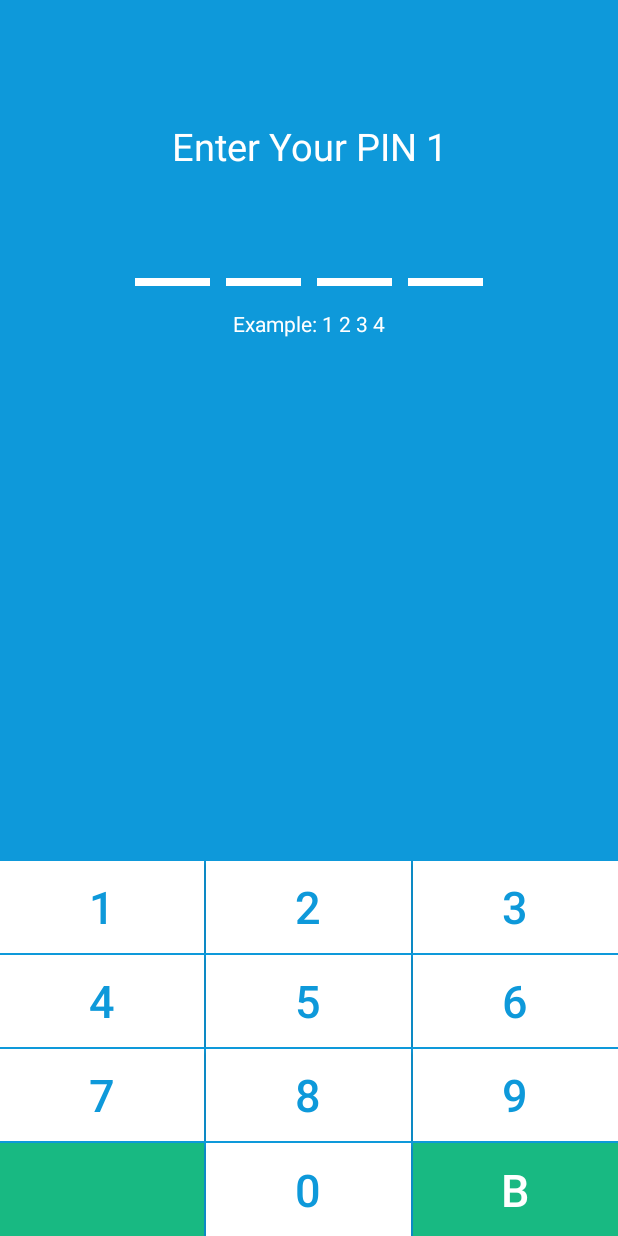
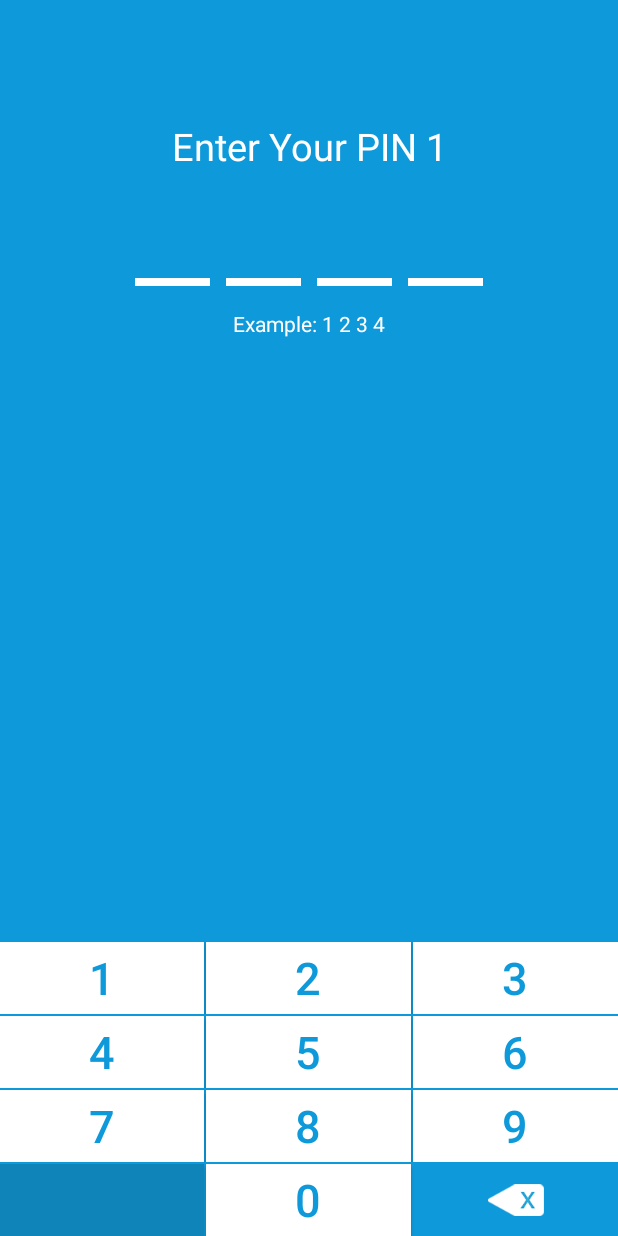
Before and after one commit to dhutapratama/IMMEclient, an Android app: the layout content_pin.xml on its own in the app's theme, with its tools: preview values and no code run, on a phone screen of 412 x 824 dp. Run offline under Robolectric (Android 15) with nearby library versions, the light colour scheme and no system bars.

Commit message:
Update payment method dan UX
Masih ada bug pada tombol back

```diff
--- a/app/src/main/AndroidManifest.xml
+++ b/app/src/main/AndroidManifest.xml
@@ -240,7 +240,7 @@
         <activity
             android:name=".Send_pay_details"
             android:label="@string/title_activity_send_pay_details"
-            android:parentActivityName=".SendPayActivity"
+            android:parentActivityName=".MainActivity"
             android:theme="@style/AppThemeBlue.NoActionBar">
             <meta-data
                 android:name="android.support.PARENT_ACTIVITY"
--- a/app/src/main/java/com/imme/immeclient/SendPayActivity.java
+++ b/app/src/main/java/com/imme/immeclient/SendPayActivity.java
@@ -91,7 +91,4 @@ public class SendPayActivity extends AppCompatActivity {
             super.onActivityResult(requestCode, resultCode, data);
         }
     }
-
-
-
 }
--- a/app/src/main/res/layout/content_pin.xml
+++ b/app/src/main/res/layout/content_pin.xml
@@ -41,28 +41,28 @@
                 android:layout_width="50dp"
                 android:background="#FFFFFF"
                 android:layout_margin="5dp"
-                />
+                android:id="@+id/pin_1" />
 
             <View
                 android:layout_height="5dip"
                 android:layout_width="50dp"
                 android:background="#FFFFFF"
                 android:layout_margin="5dp"
-                />
+                android:id="@+id/pin_2" />
 
             <View
                 android:layout_height="5dip"
                 android:layout_width="50dp"
                 android:background="#FFFFFF"
                 android:layout_margin="5dp"
-                />
+                android:id="@+id/pin_3" />
 
             <View
                 android:layout_height="5dip"
                 android:layout_width="50dp"
                 android:background="#FFFFFF"
                 android:layout_margin="5dp"
-                />
+                android:id="@+id/pin_4" />
 
         </LinearLayout>
 
@@ -89,7 +89,7 @@
         android:layout_width="fill_parent"
         android:orientation="vertical"
         android:background="#0E99DA"
-        android:layout_height="250dp"
+        android:layout_height="wrap_content"
         android:layout_alignParentBottom="true"
         android:id="@+id/numPad">
 
@@ -118,6 +118,7 @@
                 <Button
                     android:layout_height="fill_parent"
                     android:text="2"
+                    android:id="@+id/button_2"
                     android:layout_span="1"
                     android:layout_width="0dip"
                     android:layout_weight="1"
@@ -230,7 +231,7 @@
                     android:layout_height="fill_parent"
                     android:text=" "
                     android:id="@+id/button_none"
-                    android:background="#18B982"
+                    android:background="#0f84b9"
                     android:textSize="30dp"/>
 
                 <Button
@@ -245,18 +246,16 @@
                     android:textSize="30dp"
                     android:textColor="@drawable/btn_text_color" />
 
-                <Button
+                <ImageButton
+                    android:layout_height="fill_parent"
                     android:layout_width="0dip"
                     android:layout_weight="1"
-                    android:layout_height="fill_parent"
-                    android:text="B"
-                    android:id="@+id/button_back"
-                    android:background="#18B982"
-                    android:textSize="30dp"
-                    android:textColor="@color/textWhite"
-                    />
+                    android:id="@+id/button_backspace"
+                    android:src="@drawable/button_receive_x"
+                    android:background="#0E99DA"/>
             </TableRow>
 
         </TableLayout>
+
     </LinearLayout>
 </RelativeLayout>
--- a/app/src/main/res/layout/content_send_pay.xml
+++ b/app/src/main/res/layout/content_send_pay.xml
@@ -32,13 +32,13 @@
             android:layout_width="fill_parent"
             android:layout_height="wrap_content"
             android:id="@+id/scrollView"
-            android:paddingTop="0dp">
+            android:paddingTop="0dp"
+            android:layout_marginBottom="48dp">
 
             <LinearLayout
                 android:orientation="vertical"
                 android:layout_width="match_parent"
-                android:layout_height="wrap_content"
-                >
+                android:layout_height="wrap_content">
 
                 <LinearLayout
                     android:orientation="horizontal"
--- a/app/src/main/res/layout/last_transaction_payment.xml
+++ b/app/src/main/res/layout/last_transaction_payment.xml
@@ -530,7 +530,8 @@
             android:gravity="center"
             android:padding="15dp"
             android:textColor="@color/textWhite"
-            android:background="#03B0FF"/>
+            android:background="#03B0FF"
+            android:id="@+id/pay_button"/>
 
     </LinearLayout>
 
```
Also changed, not shown: app/src/main/java/com/imme/immeclient/PinActivity.java (+158 -2 lines), app/src/main/java/com/imme/immeclient/ReceiveActivity.java (+0 -8 lines), app/src/main/java/com/imme/immeclient/Send_pay_details.java (+10 -0 lines).
